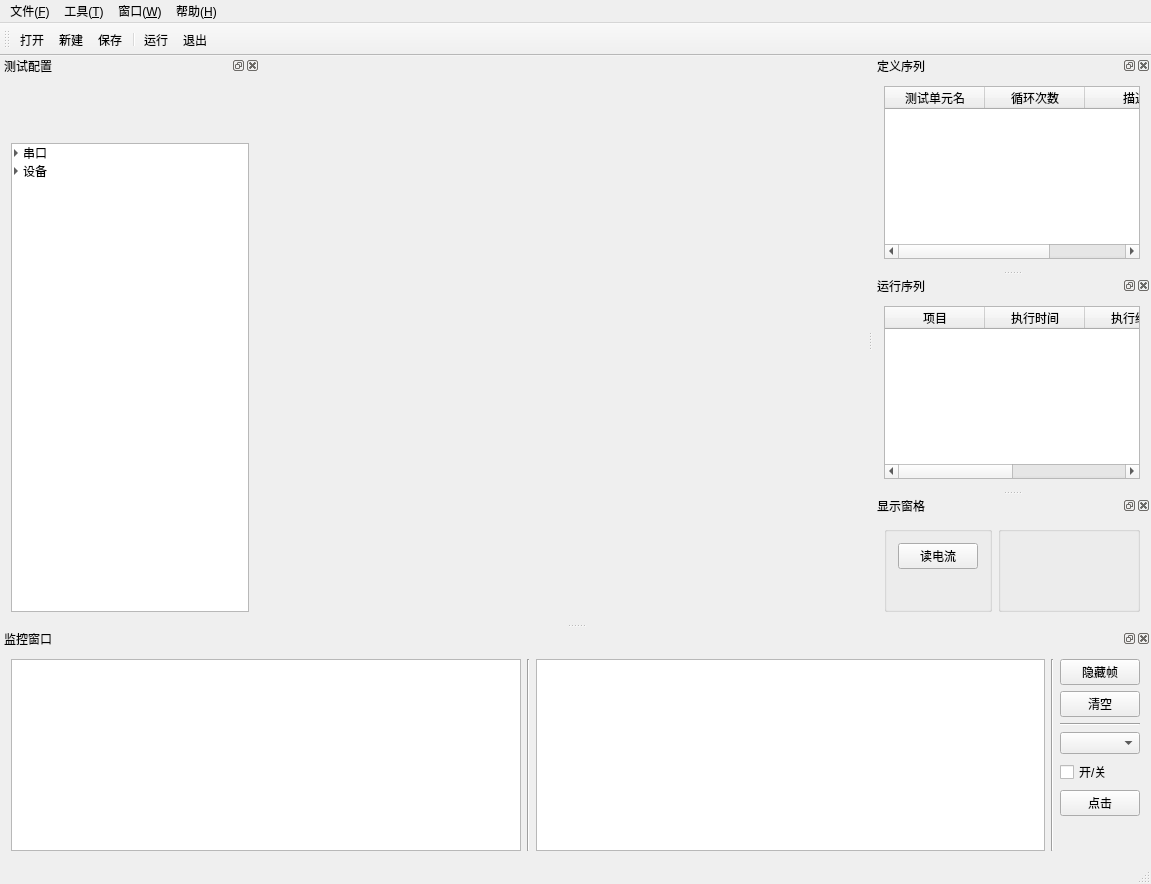
Old version of the form mainwindow.ui in the repository RoadRover-AutoTest/QtDemo.
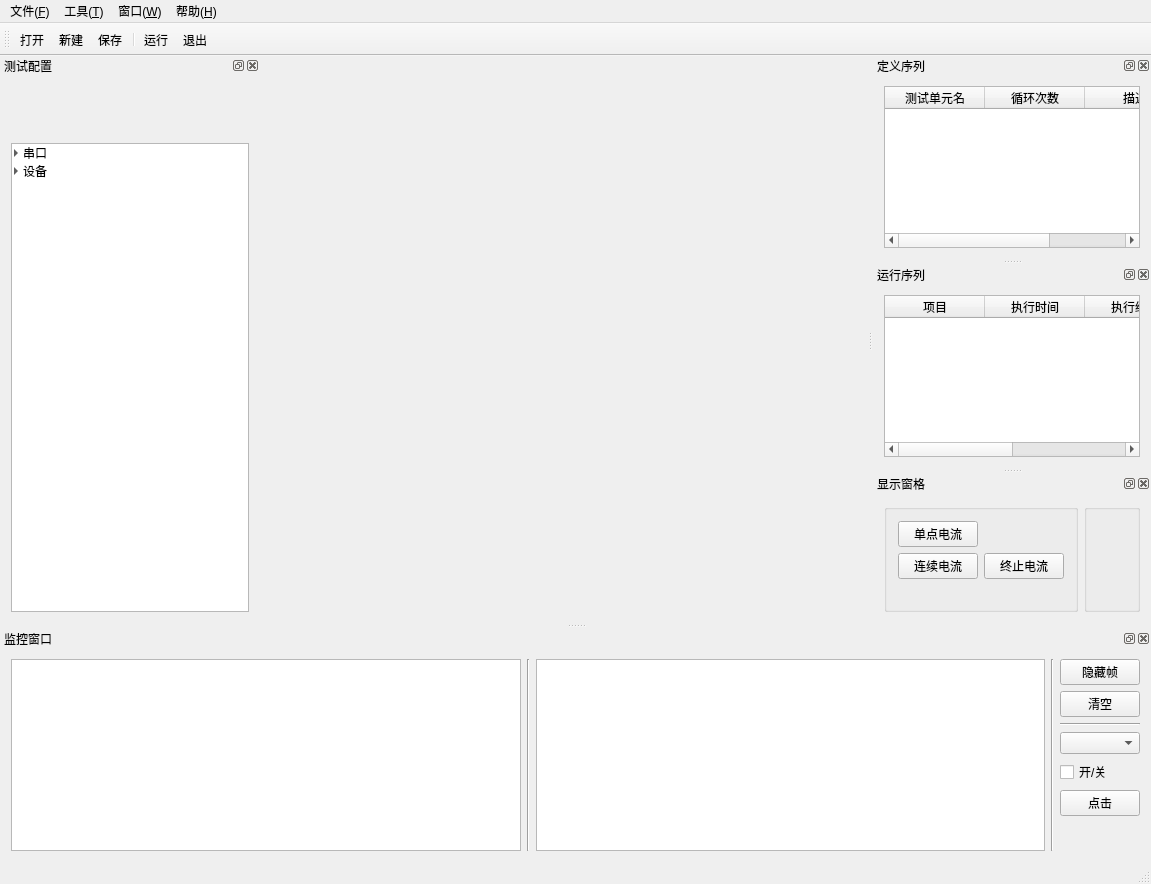
New version of the form. Icons and pictures are not drawn. Custom widgets are drawn as their Qt base class.

Diff of the .ui file:
```diff
--- a/mainwindow.ui
+++ b/mainwindow.ui
@@ -477,11 +477,11 @@
           <item row="0" column="0">
            <widget class="QPushButton" name="btnReadCurrent">
             <property name="text">
-             <string>读电流</string>
+             <string>单点电流</string>
             </property>
            </widget>
           </item>
-          <item row="1" column="0">
+          <item row="3" column="0">
            <spacer name="verticalSpacer">
             <property name="orientation">
              <enum>Qt::Vertical</enum>
@@ -494,6 +494,20 @@
             </property>
            </spacer>
           </item>
+          <item row="1" column="0">
+           <widget class="QPushButton" name="BtnCircularCurrent">
+            <property name="text">
+             <string>连续电流</string>
+            </property>
+           </widget>
+          </item>
+          <item row="1" column="1">
+           <widget class="QPushButton" name="BtnOverCurrent">
+            <property name="text">
+             <string>终止电流</string>
+            </property>
+           </widget>
+          </item>
          </layout>
         </widget>
        </item>
```
